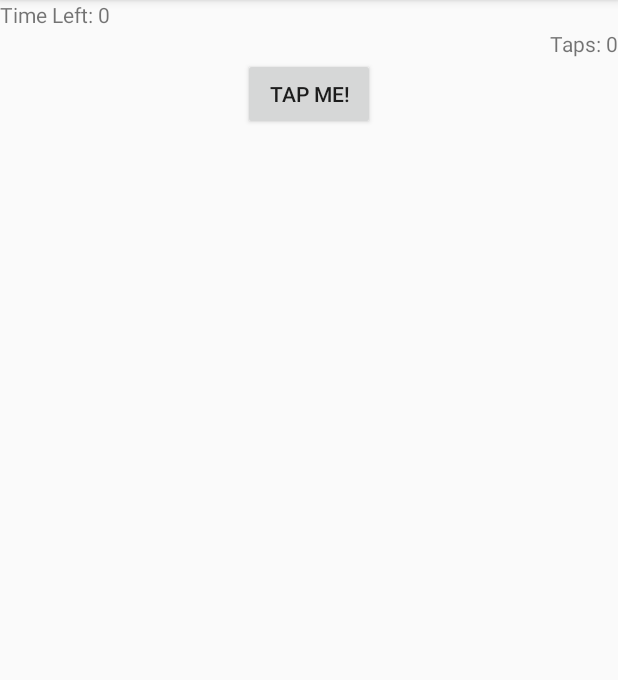
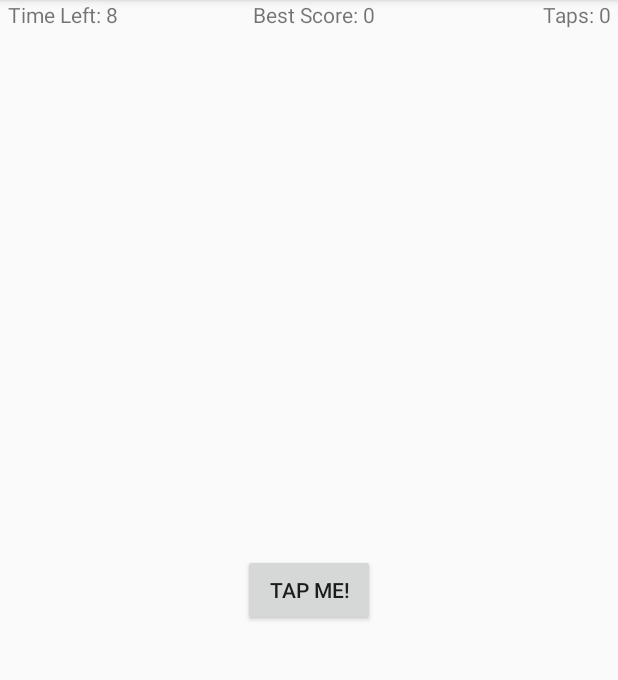
Before and after one commit to dvnnorth/TimeFighter, an Android app: the screen it shows after launch (MainActivity), after a tap on "TAP ME!", on a phone screen of 412 x 824 dp, the part 84-764 px from its top. Run offline under Robolectric (Android 15) with nearby library versions, the phone set to English and light mode, and no system bars.

Commit message:
Completed layout and game. Probably not how they implemented it, but wanted to see if I could do it on my own before I learned how the tutorial does it.

```diff
--- a/app/src/main/java/com/example/android/timefighter/MainActivity.kt
+++ b/app/src/main/java/com/example/android/timefighter/MainActivity.kt
@@ -4,23 +4,68 @@ import androidx.appcompat.app.AppCompatActivity
 import android.os.Bundle
 import android.widget.Button
 import android.widget.TextView
+import java.util.Timer
+import java.util.TimerTask
+
+class GameSecond(private val task: () -> Unit) :
+    TimerTask() {
+
+    override fun run() {
+        task()
+    }
+}
 
 class MainActivity : AppCompatActivity() {
 
-    private var clicks = 0
+    private var taps = 0
+    private var count = 0
+    private var best = 0
+    private var gameOn = false
+    private lateinit var timer: Timer
+    private lateinit var timerText: TextView
+    private lateinit var tapsText: TextView
+    private lateinit var bestText: TextView
 
     override fun onCreate(savedInstanceState: Bundle?) {
         super.onCreate(savedInstanceState)
         setContentView(R.layout.activity_main)
+        timerText = findViewById(R.id.time_left)
+        tapsText = findViewById(R.id.taps)
+        bestText = findViewById(R.id.best)
         val button = findViewById<Button>(R.id.button)
         button.setOnClickListener {
             handleClick()
         }
     }
 
+    private fun setReadoutText(textView: TextView, stringId: Int, readout: String) {
+        textView.text = getString(stringId, readout)
+    }
+
     private fun handleClick() {
-        val textOutput = findViewById<TextView>(R.id.clicks)
-        clicks += 1
-        textOutput.text = clicks.toString()
+        if (gameOn) {
+            taps++
+            setReadoutText(tapsText, R.string.taps, taps.toString())
+        } else {
+            gameOn = true
+            count = 10
+            setReadoutText(timerText, R.string.time_left, count.toString())
+            timer = Timer()
+            val task = GameSecond {
+                count--
+                setReadoutText(timerText, R.string.time_left, count.toString())
+                if (count == 0) {
+                    gameOn = false
+                    best = if (taps > best) taps else best
+                    setReadoutText(bestText, R.string.best, best.toString())
+                    taps = 0
+                    setReadoutText(tapsText, R.string.taps, taps.toString())
+                    timer.cancel()
+                }
+            }
+            setReadoutText(timerText, R.string.time_left, 10.toString())
+            setReadoutText(tapsText, R.string.taps, 0.toString())
+            timer.scheduleAtFixedRate(task, 1000, 1000)
+        }
     }
 }
--- a/app/src/main/res/layout/activity_main.xml
+++ b/app/src/main/res/layout/activity_main.xml
@@ -8,23 +8,53 @@
     android:orientation="vertical"
     tools:context=".MainActivity">
 
-    <TextView
-        android:layout_width="wrap_content"
+    <LinearLayout
+        android:layout_width="match_parent"
         android:layout_height="wrap_content"
-        android:layout_gravity="top"
-        android:text="@string/time_left" />
+        android:orientation="horizontal"
+        android:layout_gravity="center_horizontal">
 
         <TextView
+            android:id="@+id/time_left"
+            android:layout_width="0dp"
+            android:layout_height="wrap_content"
+            android:layout_weight="0.33"
+            android:layout_marginStart="5dp"
+            android:text="@string/time_left_init" />
+
+        <TextView
+            android:id="@+id/best"
+            android:layout_width="0dp"
+            android:layout_height="wrap_content"
+            android:layout_weight="0.33"
+            android:textAlignment="center"
+            android:layout_marginStart="5dp"
+            android:text="@string/best_init" />
+
+        <TextView
+            android:id="@+id/taps"
+            android:layout_width="0dp"
+            android:layout_height="wrap_content"
+            android:layout_weight="0.33"
+            android:textAlignment="textEnd"
+            android:layout_marginEnd="5dp"
+            android:text="@string/taps_init" />
+
+    </LinearLayout>
+
+    <LinearLayout
         android:layout_width="wrap_content"
-        android:layout_height="wrap_content"
-        android:layout_gravity="end"
-        android:text="@string/taps" />
+        android:layout_height="match_parent"
+        android:layout_gravity="center_horizontal"
+        android:orientation="horizontal">
 
         <Button
             android:id="@+id/button"
             android:layout_width="wrap_content"
             android:layout_height="wrap_content"
-        android:layout_gravity="center_horizontal"
-        android:text="@string/tap_me"/>
+            android:layout_gravity="center_vertical"
+            android:text="@string/tap_me" />
 
     </LinearLayout>
+
+</LinearLayout>
--- a/app/src/main/res/values/strings.xml
+++ b/app/src/main/res/values/strings.xml
@@ -1,6 +1,10 @@
 <resources>
     <string name="app_name">TimeFighter</string>
     <string name="tap_me">Tap Me!</string>
-    <string name="time_left">Time Left: 0</string>
-    <string name="taps">Taps: 0</string>
+    <string name="time_left_init">Time Left: 10</string>
+    <string name="taps_init">Taps: 0</string>
+    <string name="time_left">Time Left: %1$s</string>
+    <string name="taps">Taps: %1$s</string>
+    <string name="best_init">Best Score: 0</string>
+    <string name="best">Best Score: %1$s</string>
 </resources>
```
Lines whose indentation alone changed are shown as unchanged.
